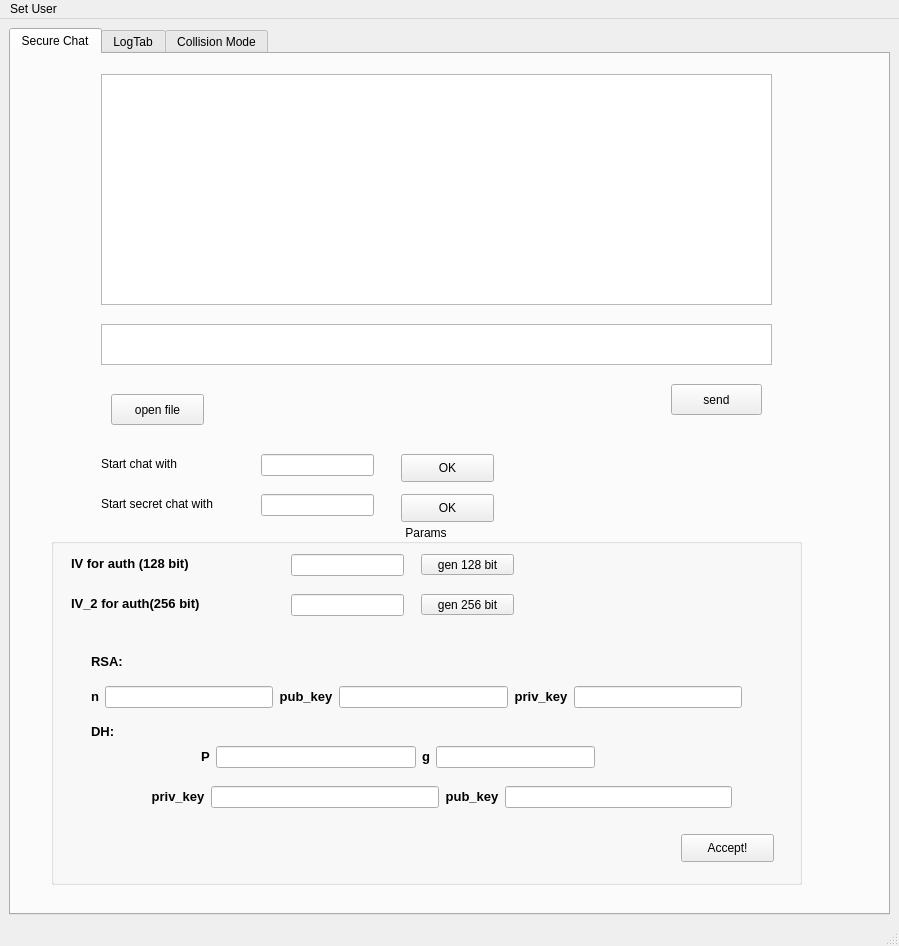
Above: ui/client.ui from KhorowD/secure_chat before the change. Below: the same form after it.
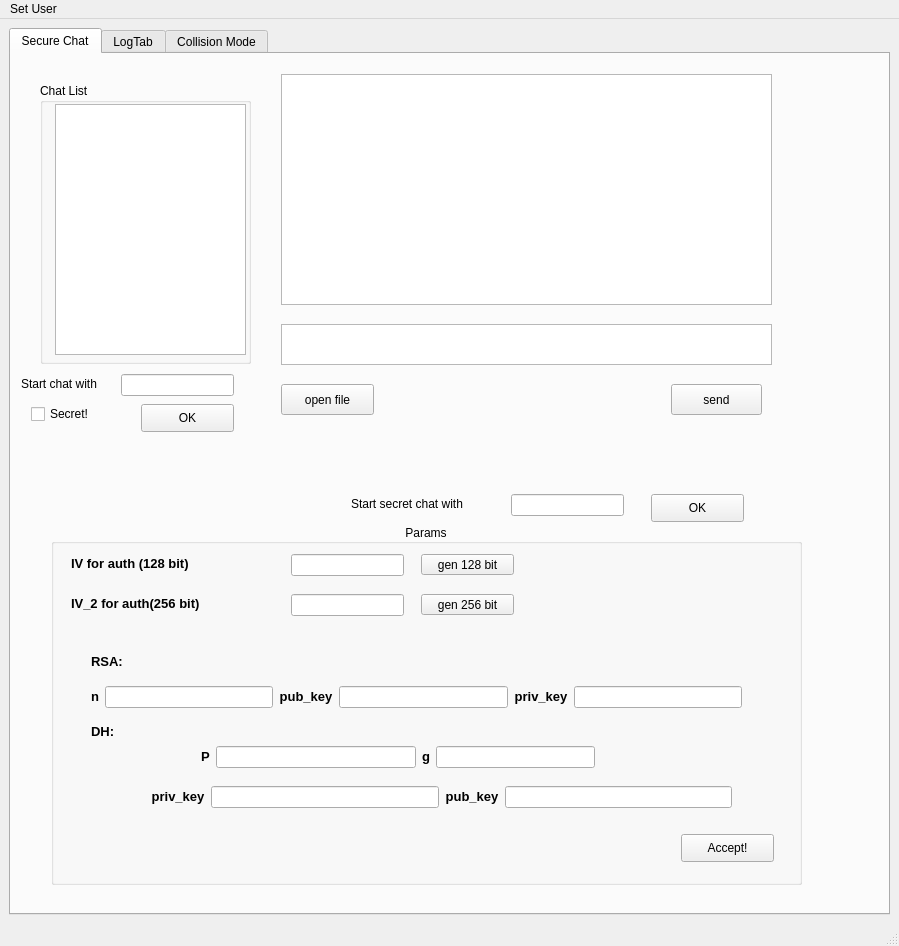
That is the form after the change.

```diff
--- a/ui/client.ui
+++ b/ui/client.ui
@@ -27,9 +27,9 @@
        <widget class="QTextEdit" name="chat_field_msg">
         <property name="geometry">
          <rect>
-          <x>90</x>
+          <x>270</x>
           <y>20</y>
-          <width>671</width>
+          <width>491</width>
           <height>231</height>
          </rect>
         </property>
@@ -53,9 +53,9 @@
        <widget class="QTextEdit" name="text_input_msg">
         <property name="geometry">
          <rect>
-          <x>90</x>
+          <x>270</x>
           <y>270</y>
-          <width>671</width>
+          <width>491</width>
           <height>41</height>
          </rect>
         </property>
@@ -323,8 +323,8 @@
        <widget class="QPushButton" name="btn_open_file">
         <property name="geometry">
          <rect>
-          <x>100</x>
-          <y>340</y>
+          <x>270</x>
+          <y>330</y>
           <width>93</width>
           <height>31</height>
          </rect>
@@ -336,7 +336,7 @@
        <widget class="QLineEdit" name="line_edit_e2e_tgt">
         <property name="geometry">
          <rect>
-          <x>250</x>
+          <x>500</x>
           <y>440</y>
           <width>113</width>
           <height>22</height>
@@ -346,7 +346,7 @@
        <widget class="QLabel" name="label_e2e_start">
         <property name="geometry">
          <rect>
-          <x>90</x>
+          <x>340</x>
           <y>440</y>
           <width>151</width>
           <height>20</height>
@@ -359,7 +359,7 @@
        <widget class="QPushButton" name="btn_start_secret_chat">
         <property name="geometry">
          <rect>
-          <x>390</x>
+          <x>640</x>
           <y>440</y>
           <width>93</width>
           <height>28</height>
@@ -372,9 +372,9 @@
        <widget class="QLabel" name="label_shat_start">
         <property name="geometry">
          <rect>
-          <x>90</x>
-          <y>400</y>
-          <width>151</width>
+          <x>10</x>
+          <y>320</y>
+          <width>91</width>
           <height>20</height>
          </rect>
         </property>
@@ -385,8 +385,8 @@
        <widget class="QPushButton" name="btn_start_chat">
         <property name="geometry">
          <rect>
-          <x>390</x>
-          <y>400</y>
+          <x>130</x>
+          <y>350</y>
           <width>93</width>
           <height>28</height>
          </rect>
@@ -398,13 +398,49 @@
        <widget class="QLineEdit" name="line_edit_chat_tgt">
         <property name="geometry">
          <rect>
-          <x>250</x>
-          <y>400</y>
+          <x>110</x>
+          <y>320</y>
           <width>113</width>
           <height>22</height>
          </rect>
         </property>
        </widget>
+       <widget class="QGroupBox" name="chat_list_group_box">
+        <property name="geometry">
+         <rect>
+          <x>29</x>
+          <y>29</y>
+          <width>211</width>
+          <height>281</height>
+         </rect>
+        </property>
+        <property name="title">
+         <string>Chat List</string>
+        </property>
+        <widget class="QListView" name="chat_list_view">
+         <property name="geometry">
+          <rect>
+           <x>15</x>
+           <y>21</y>
+           <width>191</width>
+           <height>251</height>
+          </rect>
+         </property>
+        </widget>
+       </widget>
+       <widget class="QCheckBox" name="is_secret_chat_check_box">
+        <property name="geometry">
+         <rect>
+          <x>20</x>
+          <y>350</y>
+          <width>81</width>
+          <height>20</height>
+         </rect>
+        </property>
+        <property name="text">
+         <string>Secret!</string>
+        </property>
+       </widget>
       </widget>
       <widget class="QWidget" name="LogTab">
        <attribute name="title">
```
Left out of the diff: 14 changed lines with no effect on the pictures.
